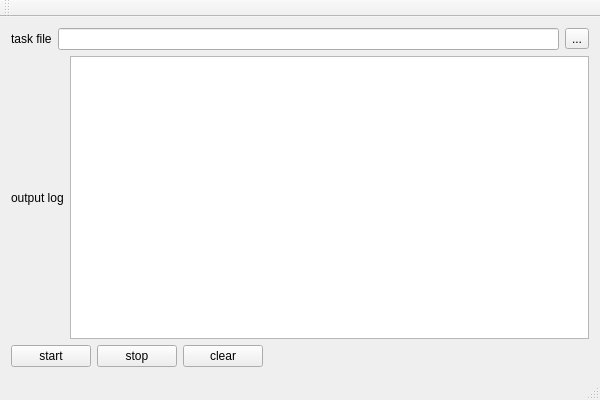
Before: the Qt Designer form demo_make_avatar/demo_make_avatar.ui in AsteriskZuo/demo_make_avatar, drawn with Qt 5.
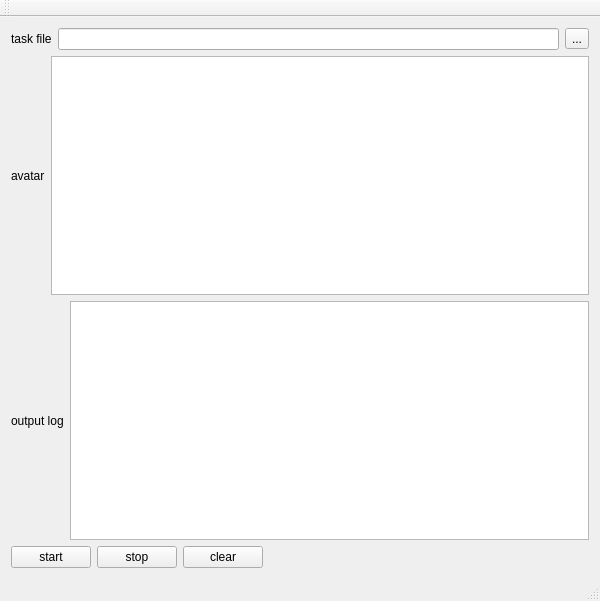
After: the same form once the commit is applied.

Commit message: 基本实现demo：采用单独线程进行头像制作

```diff
--- a/demo_make_avatar/demo_make_avatar.ui
+++ b/demo_make_avatar/demo_make_avatar.ui
@@ -7,7 +7,7 @@
     <x>0</x>
     <y>0</y>
     <width>600</width>
-    <height>400</height>
+    <height>601</height>
    </rect>
   </property>
   <property name="windowTitle">
@@ -43,6 +43,20 @@
       </item>
      </layout>
     </item>
+    <item>
+     <layout class="QHBoxLayout" name="horizontalLayout_4">
+      <item>
+       <widget class="QLabel" name="label_avatar">
+        <property name="text">
+         <string>avatar</string>
+        </property>
+       </widget>
+      </item>
+      <item>
+       <widget class="QTextEdit" name="textEdit_avatar"/>
+      </item>
+     </layout>
+    </item>
     <item>
      <layout class="QHBoxLayout" name="horizontalLayout_2">
       <item>
```
The commit also changes 4 other files.
